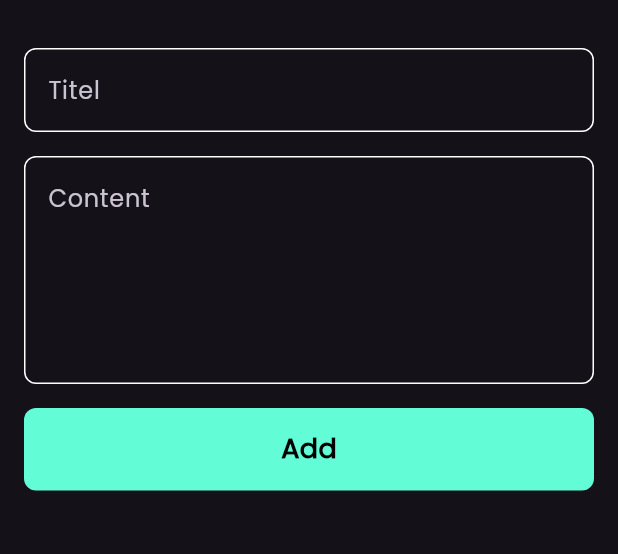
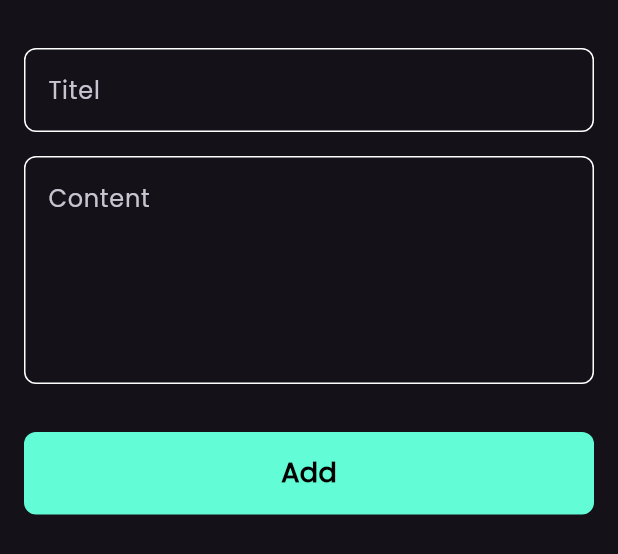
Before and after one commit to abdallahmostafa281/notes_app, a Flutter app: the AddNoteBottomSheet widget shown alone on an empty page, opened directly, on a phone screen of 412 x 824 dp. Shown: the top 554 px of the screen. Run offline on Flutter 3.47's test engine with Material 3 defaults, Android fonts, the phone set to English and light mode, and no system bars.

Commit message:
add single child scroll view to bottom sheet

```diff
--- a/lib/widgets/add_note_bottom_sheet.dart
+++ b/lib/widgets/add_note_bottom_sheet.dart
@@ -9,6 +9,7 @@ class AddNoteBottomSheet extends StatelessWidget {
   Widget build(BuildContext context) {
     return const Padding(
       padding: EdgeInsets.symmetric(horizontal: 16),
+      child: SingleChildScrollView(
         child: Column(
           children: [
             SizedBox(
@@ -25,12 +26,16 @@ class AddNoteBottomSheet extends StatelessWidget {
               maxline: 5,
             ),
             SizedBox(
-            height: 16,
+              height: 32,
             ),
             CustomBottom(
               text: 'Add',
             ),
+            SizedBox(
+              height: 16,
+            ),
           ],
+        ),
       ),
     );
   }
```
Lines whose indentation alone changed are shown as unchanged.
